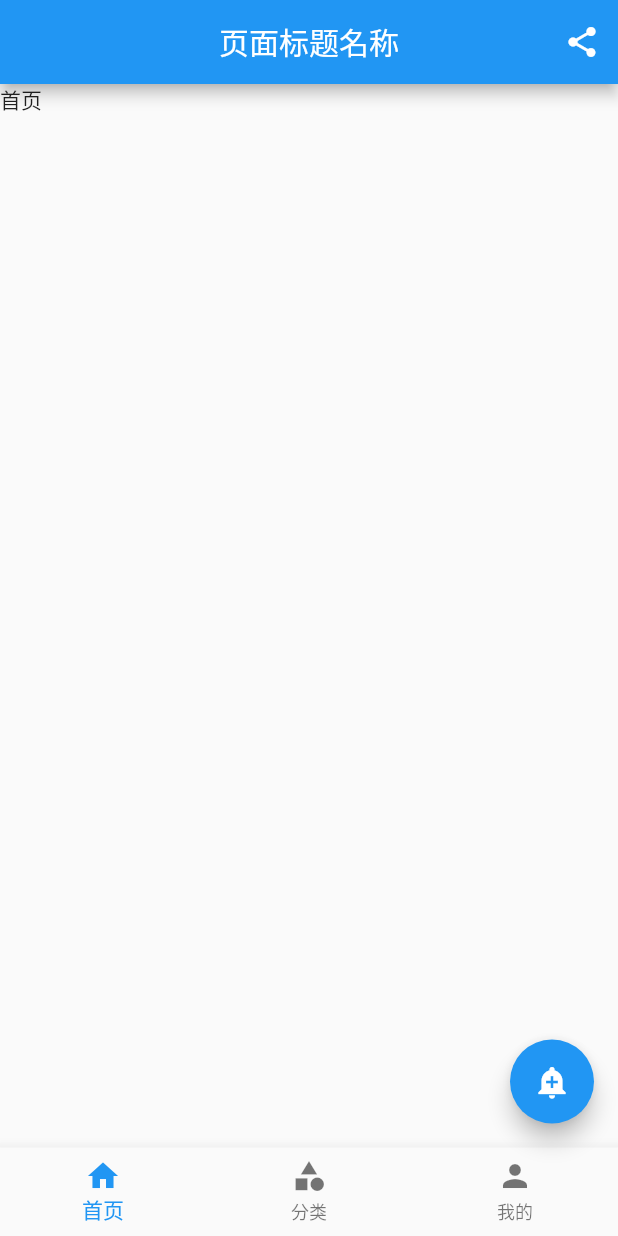
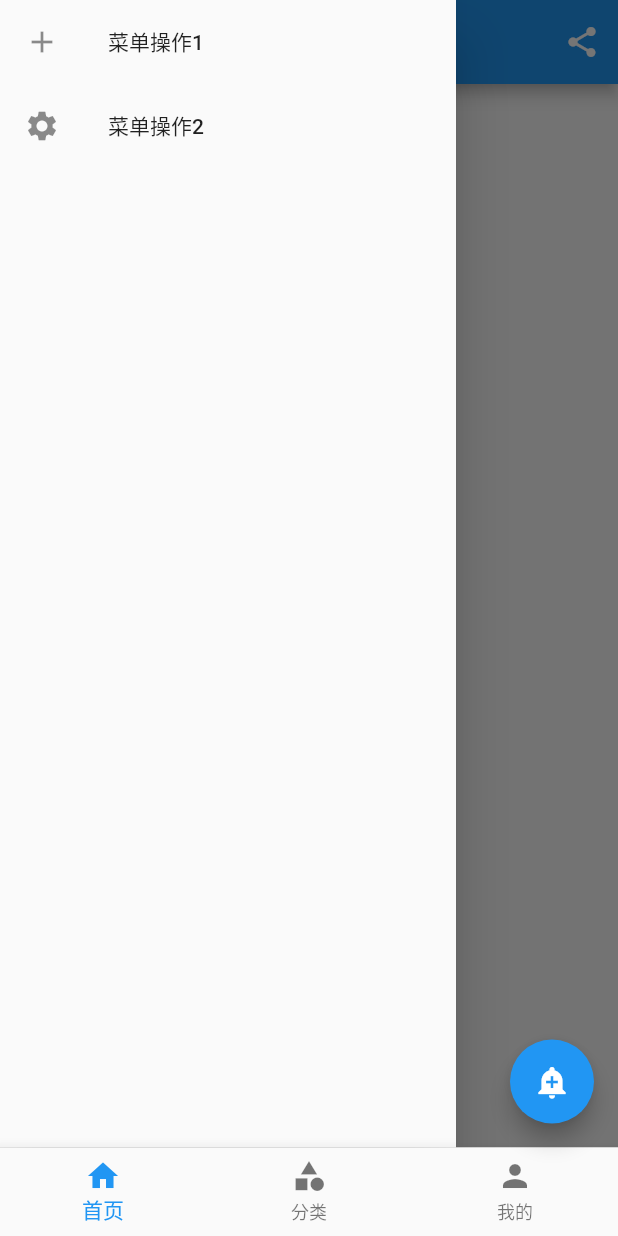
Before and after one commit to xiaoshengxianjun/flutter_study, a Flutter app: the screen it shows after launch, with the side drawer open (before the commit the screen has no drawer), on a phone screen of 412 x 824 dp. Run offline on Flutter 3.47's test engine with Material 2 defaults, Android fonts, the phone set to English and light mode, and no system bars.

Commit message:
添加抽屉菜单

```diff
--- a/lib/wedgets/tabs/home.dart
+++ b/lib/wedgets/tabs/home.dart
@@ -16,6 +16,30 @@ class HomePage extends StatelessWidget {
               })
         ],
       ),
+      drawer: Drawer(
+        child: MediaQuery.removePadding(
+            context: context,
+            child: Column(
+              crossAxisAlignment: CrossAxisAlignment.start,
+              children: <Widget>[
+                Expanded(
+                  child: ListView(
+                    children: <Widget>[
+                      ListTile(
+                        leading: const Icon(Icons.add),
+                        title: const Text('菜单操作1'),
+                      ),
+                      ListTile(
+                        leading: const Icon(Icons.settings),
+                        title: const Text('菜单操作2'),
+                      ),
+                    ],
+                  ),
+                ),
+              ],
+            )
+        ),
+      ),
       body: Container(
         child: Text("首页"),
       ),
```
